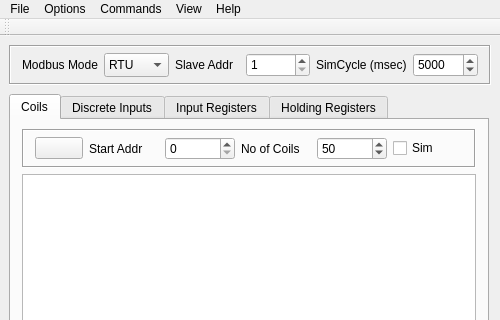
Above: ui/mainwindow.ui from KunYi/pymodslave before the change; both pictures show x 0 to 500 and y 0 to 320 of the 500 by 500 pixel window. Below: the same form after it.
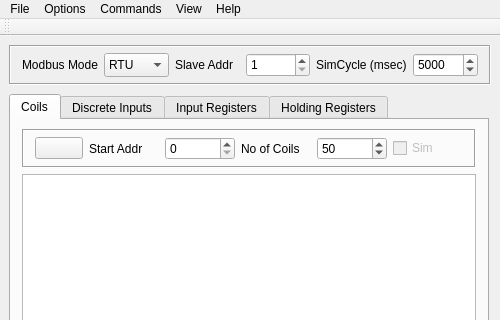
That is the form after the change. Icons and pictures are not drawn.

```diff
--- a/ui/mainwindow.ui
+++ b/ui/mainwindow.ui
@@ -333,6 +333,9 @@
            </item>
            <item>
             <widget class="QCheckBox" name="chkSimCoils">
+             <property name="enabled">
+              <bool>false</bool>
+             </property>
              <property name="text">
               <string>Sim</string>
              </property>
```
Left out of the diff: 9 changed lines with no effect on the pictures.
